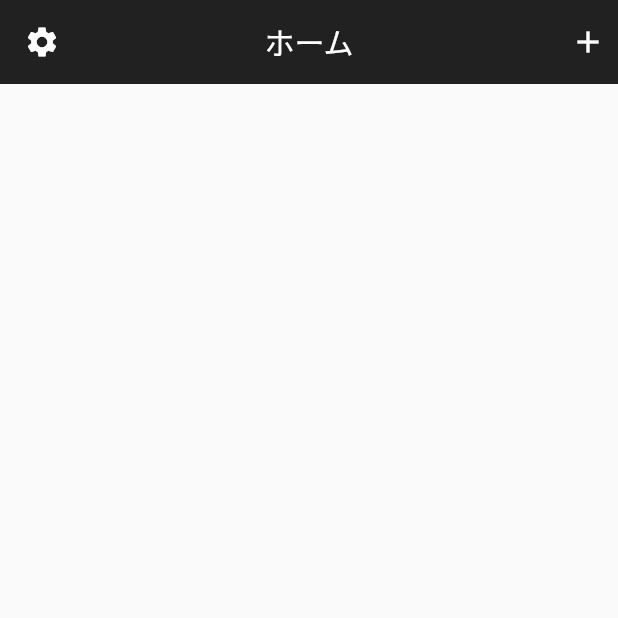
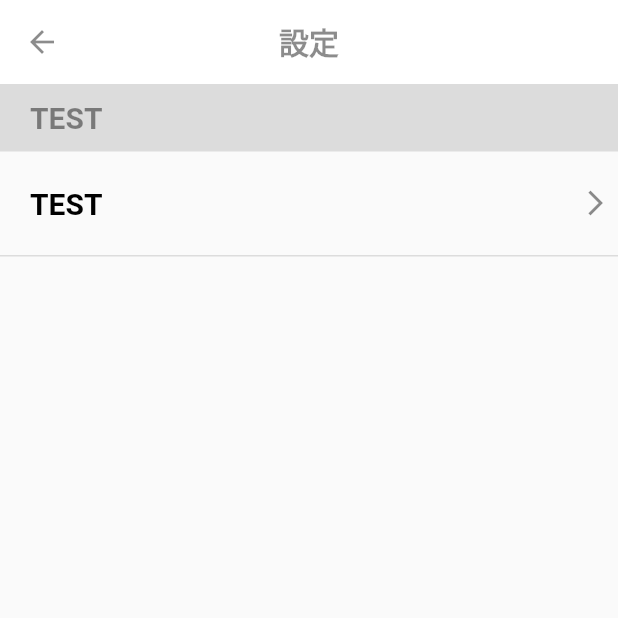
Before and after one commit to yayayagi721/succulents_manager_app, a Flutter app: the SettingListView screen opened directly, on a phone screen of 412 x 824 dp, the top half of it. Run offline on Flutter 3.47's test engine with Material 2 defaults, Android fonts, the phone set to English and light mode, and no system bars; our stand-ins replace hive, hive_flutter; missing offline and left inert: circular_menu; accounts and stored records are empty.

Commit message:
設定画面追加

```diff
--- a/lib/main.dart
+++ b/lib/main.dart
@@ -1,6 +1,7 @@
 import 'package:flutter/material.dart';
 import 'package:hive/hive.dart';
 import 'package:hive_flutter/hive_flutter.dart';
+import 'package:succulents_manager_app/setting_list_view.dart';
 import 'package:succulents_manager_app/shopping_item.dart';
 
 import 'plant_list_view.dart';
@@ -22,7 +23,8 @@ class MyApp extends StatelessWidget {
         debugShowCheckedModeBanner: false,
         initialRoute: '/plantList',
         routes: <String, WidgetBuilder>{
-          '/plantList': (BuildContext context) => PlantListView()
+          '/plantList': (BuildContext context) => PlantListView(),
+          '/settingList': (BuildContext context) => SettingListView()
         });
   }
 
--- a/lib/plant_list_view.dart
+++ b/lib/plant_list_view.dart
@@ -33,7 +33,9 @@ class PlantListView extends StatelessWidget {
                     ],
                     icon: Icons.settings_rounded,
                     color: Colors.purple,
-                    onTap: () {}),
+                    onTap: () {
+                      Navigator.pushNamed(context, "/settingList");
+                    }),
                 CircularMenuItem(boxShadow: [
                   BoxShadow(),
                 ], icon: Icons.opacity, color: Colors.brown, onTap: () {})
--- a/lib/setting_list_view.dart
+++ b/lib/setting_list_view.dart
@@ -4,16 +4,22 @@ class SettingListView extends StatelessWidget {
   @override
   Widget build(BuildContext context) {
     return Scaffold(
-      appBar: _settingHeader(),
+      appBar: _settingHeader(context),
       body: _settingBody(),
     );
   }
 
-  PreferredSizeWidget _settingHeader() {
+  PreferredSizeWidget _settingHeader(BuildContext context) {
     return AppBar(
       leading: Padding(
         padding: const EdgeInsets.all(8.0),
-        child: Icon(Icons.settings),
+        child: IconButton(
+          onPressed: () {
+            Navigator.pop(context, true);
+          },
+          icon: Icon(Icons.arrow_back),
+          color: Colors.black45,
+        ),
       ),
       actions: [
         Padding(
@@ -21,16 +27,92 @@ class SettingListView extends StatelessWidget {
           child: Icon(Icons.add),
         ),
       ],
-      title: Text(
-        'ホーム',
-      ),
-      backgroundColor: Colors.black87,
+      title: Text('設定',
+          style: TextStyle(
+              fontWeight: FontWeight.bold,
+              fontSize: 20,
+              color: Colors.black45)),
+      backgroundColor: Colors.white,
       centerTitle: true,
       elevation: 0.0,
     );
   }
 
   Widget _settingBody() {
-    return Container();
+    return ListView(
+      children: [_parentColumn(), _childColumn()],
+    );
+  }
+
+  Widget _parentColumn() {
+    return Container(
+      height: 45,
+      decoration: BoxDecoration(
+        color: Colors.black12,
+      ),
+      child: Row(
+        children: [
+          Expanded(
+              child: Container(
+                  child: Container(
+            child: Row(
+              children: [
+                SizedBox(
+                  width: 20,
+                ),
+                Text("TEST",
+                    style: TextStyle(
+                        fontWeight: FontWeight.bold,
+                        fontSize: 20,
+                        color: Colors.black45)),
+              ],
+            ),
+          )))
+        ],
+      ),
+    );
+  }
+
+  Widget _childColumn() {
+    return Container(
+      decoration: BoxDecoration(
+          border: const Border(
+              bottom: const BorderSide(
+        color: Colors.black12,
+        width: 1,
+      ))),
+      height: 70,
+      child: Align(
+        alignment: Alignment.centerLeft,
+        child: Row(
+          children: [
+            Expanded(
+                child: Container(
+                    child: Container(
+              child: Row(
+                children: [
+                  SizedBox(
+                    width: 20,
+                  ),
+                  Text("TEST",
+                      style: TextStyle(
+                          fontWeight: FontWeight.bold,
+                          fontSize: 20,
+                          color: Colors.black)),
+                ],
+              ),
+            ))),
+            Icon(
+              Icons.arrow_forward_ios,
+              size: 20,
+              color: Colors.black45,
+            ),
+            SizedBox(
+              width: 5,
+            )
+          ],
+        ),
+      ),
+    );
   }
 }
```
